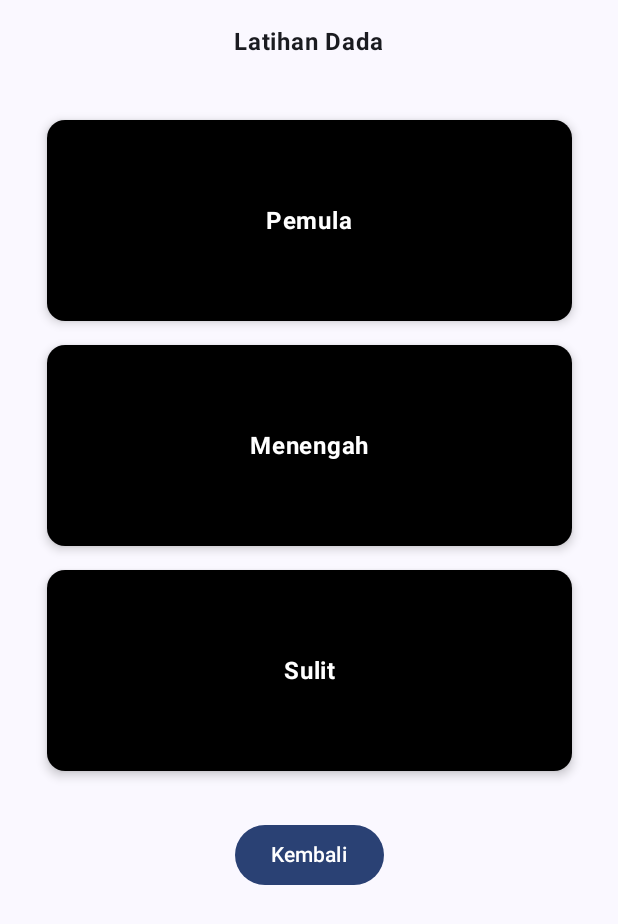
After one commit to BimoChesta/Miniproject-1, an Android app built with Jetpack Compose: the composable LatihanDadaScreen shown on its own in the app's theme, on a phone screen of 412 x 824 dp. The commit adds this screen. Shown: the top 924 px of the screen. Run offline under Robolectric (Android 15) with nearby library versions, the phone set to English and light mode, and no system bars.

Commit message:
1.3 LatihanDadaScreen dan mengisinya

```diff
--- /dev/null
+++ b/app/src/main/java/com/bimo0064/assesment1_miniproject/LatihanDadaScreen.kt
@@ -0,0 +1,57 @@
+package com.bimo0064.assesment1_miniproject
+
+import androidx.compose.foundation.background
+import androidx.compose.foundation.clickable
+import androidx.compose.foundation.layout.*
+import androidx.compose.material3.*
+import androidx.compose.runtime.Composable
+import androidx.compose.ui.Alignment
+import androidx.compose.ui.Modifier
+import androidx.compose.ui.draw.shadow
+import androidx.compose.ui.graphics.Color
+import androidx.compose.ui.text.font.FontWeight
+import androidx.compose.ui.unit.dp
+
+@Composable
+fun LatihanDadaScreen(onBack: () -> Unit) {
+    Column(
+        modifier = Modifier
+            .fillMaxSize()
+            .padding(16.dp),
+        horizontalAlignment = Alignment.CenterHorizontally
+    ) {
+        Text("Latihan Dada", fontWeight = FontWeight.Bold)
+        Spacer(modifier = Modifier.height(8.dp))
+        Spacer(modifier = Modifier.height(24.dp))
+
+        BarLevel("Pemula")
+        BarLevel("Menengah")
+        BarLevel("Sulit")
+
+        Spacer(modifier = Modifier.height(24.dp))
+
+        Button(onClick = onBack) {
+            Text("Kembali")
+        }
+    }
+}
+
+@Composable
+fun BarLevel(title: String, onClick: () -> Unit = {}) {
+    Box(
+        modifier = Modifier
+            .width(350.dp)
+            .height(150.dp)
+            .padding(vertical = 8.dp)
+            .background(Color.Black, shape = MaterialTheme.shapes.medium)
+            .shadow(4.dp, shape = MaterialTheme.shapes.medium)
+            .clickable { onClick() },
+        contentAlignment = Alignment.Center
+    ) {
+        Text(
+            text = title,
+            color = Color.White,
+            fontWeight = FontWeight.Bold
+        )
+    }
+}
```
Also changed, not shown: app/src/main/java/com/bimo0064/assesment1_miniproject/MainActivity.kt (+51 -48 lines).
